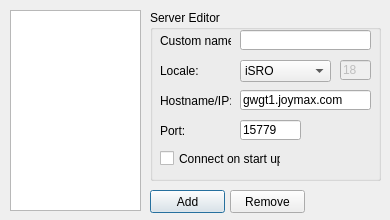
The window that ServerStats/serveredit.ui (ProjectHax/ServerStats) describes before a commit, drawn with Qt 5.
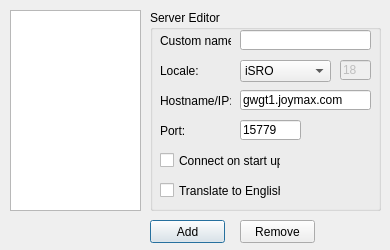
The same window after the commit.

The edit to the form file:
```diff
--- a/ServerStats/serveredit.ui
+++ b/ServerStats/serveredit.ui
@@ -7,19 +7,19 @@
     <x>0</x>
     <y>0</y>
     <width>390</width>
-    <height>220</height>
+    <height>250</height>
    </rect>
   </property>
   <property name="minimumSize">
    <size>
     <width>390</width>
-    <height>220</height>
+    <height>250</height>
    </size>
   </property>
   <property name="maximumSize">
    <size>
     <width>390</width>
-    <height>220</height>
+    <height>250</height>
    </size>
   </property>
   <property name="windowTitle">
@@ -39,7 +39,7 @@
    <property name="geometry">
     <rect>
      <x>150</x>
-     <y>190</y>
+     <y>220</y>
      <width>75</width>
      <height>23</height>
     </rect>
@@ -51,8 +51,8 @@
   <widget class="QPushButton" name="btnRemove">
    <property name="geometry">
     <rect>
-     <x>230</x>
-     <y>190</y>
+     <x>240</x>
+     <y>220</y>
      <width>75</width>
      <height>23</height>
     </rect>
@@ -67,7 +67,7 @@
      <x>150</x>
      <y>10</y>
      <width>231</width>
-     <height>171</height>
+     <height>201</height>
     </rect>
    </property>
    <property name="title">
@@ -263,13 +263,26 @@
       <x>10</x>
       <y>140</y>
       <width>121</width>
-      <height>17</height>
+      <height>21</height>
      </rect>
     </property>
     <property name="text">
      <string>Connect on start up</string>
     </property>
    </widget>
+   <widget class="QCheckBox" name="Translate">
+    <property name="geometry">
+     <rect>
+      <x>10</x>
+      <y>170</y>
+      <width>121</width>
+      <height>21</height>
+     </rect>
+    </property>
+    <property name="text">
+     <string>Translate to English</string>
+    </property>
+   </widget>
   </widget>
  </widget>
  <layoutdefault spacing="6" margin="11"/>
```
Left out of the diff: 11 changed lines with no effect on the pictures.
